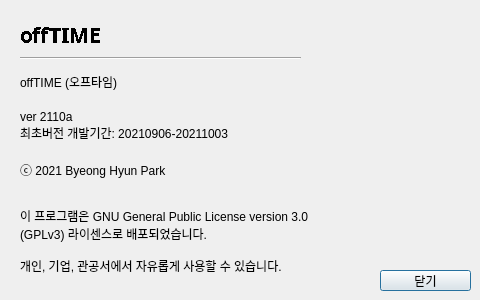
Before: the Qt Designer form offTIME/ui/info.ui in paulp-o/offTIME, drawn with Qt 5.
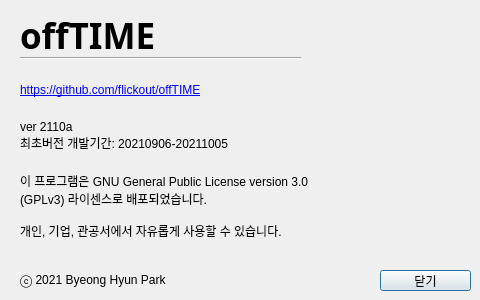
After: the same form once the commit is applied. Icons and pictures are not drawn.

Patch:
```diff
--- a/offTIME/ui/info.ui
+++ b/offTIME/ui/info.ui
@@ -68,54 +68,33 @@
    <property name="geometry">
     <rect>
      <x>20</x>
-     <y>20</y>
+     <y>10</y>
      <width>281</width>
-     <height>31</height>
+     <height>51</height>
     </rect>
    </property>
    <property name="font">
     <font>
-     <family>HY헤드라인M</family>
+     <family>TwoCon</family>
+     <pointsize>11</pointsize>
      <weight>50</weight>
      <italic>false</italic>
      <bold>false</bold>
      <underline>false</underline>
      <strikeout>false</strikeout>
-     <stylestrategy>NoAntialias</stylestrategy>
+     <stylestrategy>PreferAntialias</stylestrategy>
      <kerning>true</kerning>
     </font>
    </property>
    <property name="text">
-    <string>&lt;html&gt;&lt;head/&gt;&lt;body&gt;&lt;p&gt;&lt;span style=&quot; font-size:16pt; font-weight:600;&quot;&gt;offTIME&lt;/span&gt;&lt;/p&gt;&lt;/body&gt;&lt;/html&gt;</string>
+    <string>&lt;html&gt;&lt;head/&gt;&lt;body&gt;&lt;p&gt;&lt;span style=&quot; font-size:26pt; font-weight:600;&quot;&gt;offTIME&lt;/span&gt;&lt;/p&gt;&lt;/body&gt;&lt;/html&gt;</string>
+   </property>
+   <property name="scaledContents">
+    <bool>true</bool>
    </property>
    <property name="alignment">
     <set>Qt::AlignLeading|Qt::AlignLeft|Qt::AlignVCenter</set>
    </property>
-  </widget>
-  <widget class="QLabel" name="label_2">
-   <property name="geometry">
-    <rect>
-     <x>20</x>
-     <y>70</y>
-     <width>321</width>
-     <height>221</height>
-    </rect>
-   </property>
-   <property name="text">
-    <string>offTIME (오프타임) 
-
-
-
-
-
-ⓒ 2021 Byeong Hyun Park 
-
-
-이 프로그램은 GNU General Public License version 3.0 (GPLv3) 라이센스로 배포되었습니다. 
-
-개인, 기업, 관공서에서 자유롭게 사용할 수 있습니다.
-</string>
-   </property>
    <property name="wordWrap">
     <bool>true</bool>
    </property>
@@ -124,14 +103,14 @@
    <property name="geometry">
     <rect>
      <x>20</x>
-     <y>110</y>
+     <y>120</y>
      <width>321</width>
      <height>31</height>
     </rect>
    </property>
    <property name="text">
     <string>ver 2110a 
-최초버전 개발기간: 20210906-20211003</string>
+최초버전 개발기간: 20210906-20211005</string>
    </property>
    <property name="wordWrap">
     <bool>true</bool>
@@ -188,6 +167,62 @@
     <bool>true</bool>
    </property>
   </widget>
+  <widget class="QLabel" name="label">
+   <property name="geometry">
+    <rect>
+     <x>20</x>
+     <y>80</y>
+     <width>211</width>
+     <height>20</height>
+    </rect>
+   </property>
+   <property name="text">
+    <string>&lt;a href=https://github.com/flickout/offTIME&gt;https://github.com/flickout/offTIME&lt;/a&gt;</string>
+   </property>
+   <property name="openExternalLinks">
+    <bool>true</bool>
+   </property>
+   <property name="textInteractionFlags">
+    <set>Qt::LinksAccessibleByKeyboard|Qt::LinksAccessibleByMouse</set>
+   </property>
+   <property name="buddy">
+    <cstring></cstring>
+   </property>
+  </widget>
+  <widget class="QLabel" name="label_5">
+   <property name="geometry">
+    <rect>
+     <x>20</x>
+     <y>170</y>
+     <width>321</width>
+     <height>71</height>
+    </rect>
+   </property>
+   <property name="text">
+    <string>이 프로그램은 GNU General Public License version 3.0 (GPLv3) 라이센스로 배포되었습니다. 
+
+개인, 기업, 관공서에서 자유롭게 사용할 수 있습니다.</string>
+   </property>
+   <property name="wordWrap">
+    <bool>true</bool>
+   </property>
+  </widget>
+  <widget class="QLabel" name="label_6">
+   <property name="geometry">
+    <rect>
+     <x>20</x>
+     <y>270</y>
+     <width>191</width>
+     <height>20</height>
+    </rect>
+   </property>
+   <property name="text">
+    <string>ⓒ 2021 Byeong Hyun Park</string>
+   </property>
+   <property name="wordWrap">
+    <bool>true</bool>
+   </property>
+  </widget>
   <zorder>logoSmall</zorder>
   <zorder>closeButton</zorder>
   <zorder>line</zorder>
```
Left out of the diff: 4 changed lines with no effect on the pictures.
